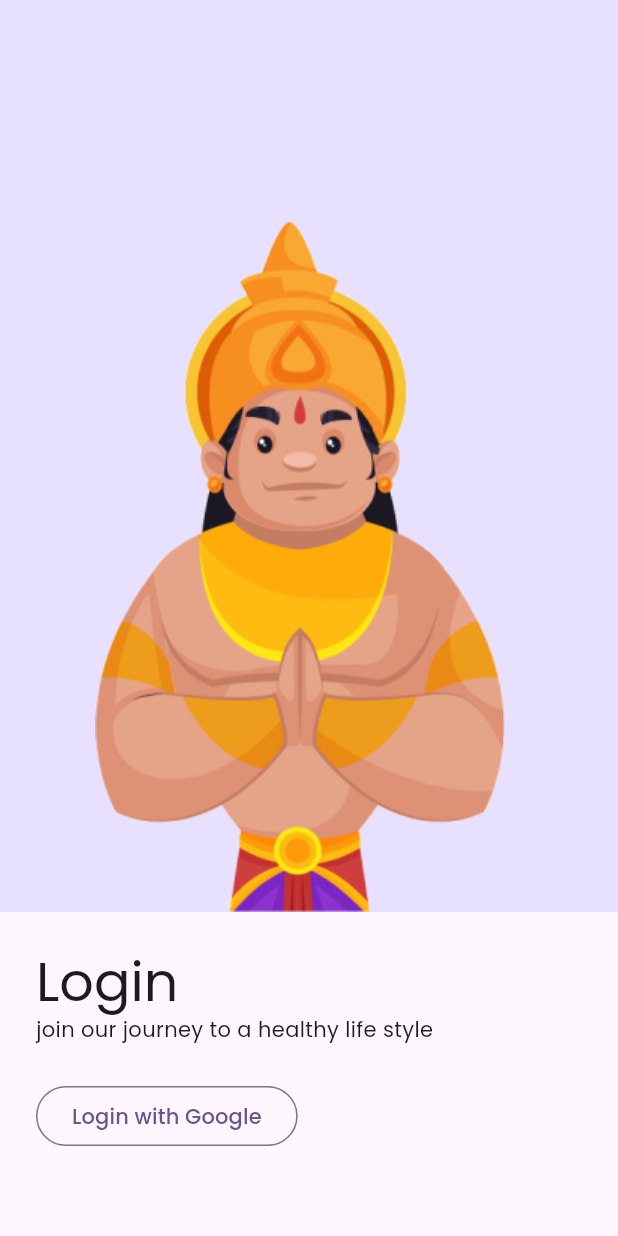
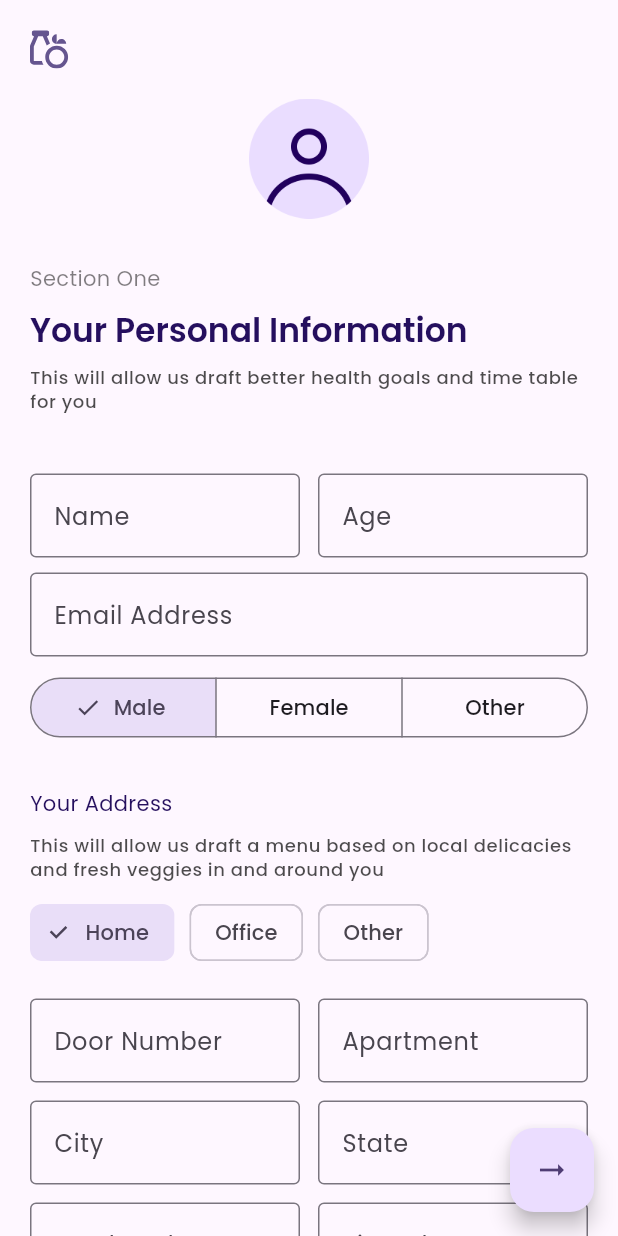
Before and after one commit to ChandanKhamitkar/trinetra_vallabh, a Flutter app: the LoginPage screen opened directly, after a tap on "Login with Google", on a phone screen of 412 x 824 dp. Run offline on Flutter 3.47's test engine with Material 3 defaults, Android fonts, the light colour scheme and no system bars; our stand-ins replace flutter_svg, google_fonts.

Commit message:
Added Personal | Lifestyle Details page
Signed-off-by: unknown <khamitkarsaichandan1035@gmail.com>

```diff
--- /dev/null
+++ b/lib/UI/screens/details/personaldetails.dart
@@ -0,0 +1,241 @@
+// ignore_for_file: deprecated_member_use
+
+import 'package:flutter/material.dart';
+import 'package:flutter_svg/flutter_svg.dart';
+import 'package:trinetra_vallabh/UI/screens/details/lifestyledetails.dart';
+
+class PersonalDetailsPage extends StatefulWidget {
+  const PersonalDetailsPage({super.key});
+
+  @override
+  State<PersonalDetailsPage> createState() => _PersonalDetailsPageState();
+}
+
+enum Genders { male, female, other }
+
+enum Address { home, office, other }
+
+class _PersonalDetailsPageState extends State<PersonalDetailsPage> {
+  Set<Genders> selectionGender = <Genders>{Genders.male};
+
+  @override
+  Widget build(BuildContext context) {
+    return Scaffold(
+      body: SafeArea(
+        bottom: false,
+        child: SingleChildScrollView(
+          child: Padding(
+            padding: const EdgeInsets.all(20),
+            child: Column(
+              mainAxisSize: MainAxisSize.min,
+              crossAxisAlignment: CrossAxisAlignment.start,
+              children: [
+                SvgPicture.asset('images/logo.svg', width: 25.7, height: 25.7),
+                SizedBox(
+                  height: 20,
+                ),
+                Align(
+                  alignment: Alignment.center,
+                  child: Image.asset(
+                    'images/non-user.png',
+                    width: 80,
+                    height: 80,
+                  ),
+                ),
+                SizedBox(height: 30),
+                Text('Section One',
+                    style: Theme.of(context)
+                        .textTheme
+                        .bodyMedium
+                        ?.copyWith(color: Colors.black.withOpacity(0.5))),
+                SizedBox(height: 10),
+                Text('Your Personal Information',
+                    style: Theme.of(context).textTheme.titleLarge?.copyWith(
+                        color: Color(0xff250F5E), fontWeight: FontWeight.w600)),
+                SizedBox(height: 10),
+                Text(
+                    'This will allow us draft better health goals and time table for you',
+                    style: Theme.of(context).textTheme.bodySmall?.copyWith(
+                        color: Colors.black.withOpacity(0.7),
+                        fontWeight: FontWeight.w500)),
+                SizedBox(height: 40),
+                Align(
+                  alignment: Alignment.center,
+                  child: Column(
+                    crossAxisAlignment: CrossAxisAlignment.center,
+                    children: [
+                      Row(
+                        children: [
+                          Expanded(
+                            child: TextField(
+                              keyboardType: TextInputType.text,
+                              decoration: InputDecoration(
+                                  border: OutlineInputBorder(),
+                                  labelText: 'Name'),
+                            ),
+                          ),
+                          SizedBox(
+                            width: 12,
+                          ),
+                          Expanded(
+                            child: TextField(
+                              keyboardType: TextInputType.number,
+                              decoration: InputDecoration(
+                                  border: OutlineInputBorder(),
+                                  labelText: 'Age'),
+                            ),
+                          ),
+                        ],
+                      ),
+                      SizedBox(height: 10),
+                      TextField(
+                        keyboardType: TextInputType.emailAddress,
+                        decoration: InputDecoration(
+                            border: OutlineInputBorder(),
+                            labelText: 'Email Address'),
+                      )
+                    ],
+                  ),
+                ),
+                SizedBox(height: 10),
+                SizedBox(
+                  width: double.infinity,
+                  child: SegmentedButton<Genders>(
+                    segments: const <ButtonSegment<Genders>>[
+                      ButtonSegment<Genders>(
+                          value: Genders.male, label: Text('Male')),
+                      ButtonSegment<Genders>(
+                          value: Genders.female, label: Text('Female')),
+                      ButtonSegment<Genders>(
+                          value: Genders.other, label: Text('Other')),
+                    ],
+                    selected: selectionGender,
+                    onSelectionChanged: (Set<Genders> newGenderSelection) {
+                      setState(() {
+                        selectionGender = newGenderSelection;
+                      });
+                    },
+                    multiSelectionEnabled: false,
+                  ),
+                ),
+                SizedBox(height: 30),
+                Text('Your Address',
+                    style: Theme.of(context)
+                        .textTheme
+                        .bodyMedium
+                        ?.copyWith(color: Color(0xff250F5E))),
+                SizedBox(height: 10),
+                Text(
+                    'This will allow us draft a menu based on local delicacies and fresh veggies in and around you',
+                    style: Theme.of(context).textTheme.bodySmall?.copyWith(
+                        color: Colors.black.withOpacity(0.7),
+                        fontWeight: FontWeight.w500)),
+                SizedBox(height: 10),
+                Row(
+                  children: [
+                    FilterChip(
+                        label: const Text('Home'),
+                        onSelected: (_) {},
+                        selected: true),
+                    SizedBox(width: 10),
+                    Chip(label: const Text('Office')),
+                    SizedBox(width: 10),
+                    Chip(label: const Text('Other')),
+                  ],
+                ),
+                SizedBox(height: 20),
+                Align(
+                  alignment: Alignment.center,
+                  child: Column(
+                    children: [
+                      Row(
+                        children: [
+                          Expanded(
+                            child: TextField(
+                              keyboardType: TextInputType.text,
+                              decoration: InputDecoration(
+                                  border: OutlineInputBorder(),
+                                  labelText: 'Door Number'),
+                            ),
+                          ),
+                          SizedBox(width: 12),
+                          Expanded(
+                            child: TextField(
+                              keyboardType: TextInputType.text,
+                              decoration: InputDecoration(
+                                  border: OutlineInputBorder(),
+                                  labelText: 'Apartment'),
+                            ),
+                          ),
+                        ],
+                      ),
+                      SizedBox(
+                        height: 12,
+                      ),
+                      Row(
+                        children: [
+                          Expanded(
+                            child: TextField(
+                              keyboardType: TextInputType.text,
+                              decoration: InputDecoration(
+                                  border: OutlineInputBorder(),
+                                  labelText: 'City'),
+                            ),
+                          ),
+                          SizedBox(width: 12),
+                          Expanded(
+                            child: TextField(
+                              keyboardType: TextInputType.text,
+                              decoration: InputDecoration(
+                                  border: OutlineInputBorder(),
+                                  labelText: 'State'),
+                            ),
+                          ),
+                        ],
+                      ),
+                      SizedBox(
+                        height: 12,
+                      ),
+                      Row(
+                        children: [
+                          Expanded(
+                            child: TextField(
+                              keyboardType: TextInputType.text,
+                              decoration: InputDecoration(
+                                  border: OutlineInputBorder(),
+                                  labelText: 'Landmark'),
+                            ),
+                          ),
+                          SizedBox(width: 12),
+                          Expanded(
+                            child: TextField(
+                              keyboardType: TextInputType.text,
+                              decoration: InputDecoration(
+                                  border: OutlineInputBorder(),
+                                  labelText: 'Pincode'),
+                            ),
+                          ),
+                        ],
+                      )
+                    ],
+                  ),
+                ),
+              ],
+            ),
+          ),
+        ),
+      ),
+      floatingActionButton: FloatingActionButton(
+        onPressed: () {
+          Navigator.push(
+            context,
+            MaterialPageRoute(
+              builder: (context) => LifestyleDetailsPge(),
+            ),
+          );
+        },
+        child: Icon(Icons.arrow_right_alt),
+      ),
+    );
+  }
+}
--- a/lib/UI/screens/onboarding/login_page.dart
+++ b/lib/UI/screens/onboarding/login_page.dart
@@ -1,5 +1,5 @@
 import 'package:flutter/material.dart';
-// import 'package:vallabh/UI/screens/details/personaldetails.dart';
+import 'package:trinetra_vallabh/UI/screens/details/personaldetails.dart';
 
 class LoginPage extends StatelessWidget {
   const LoginPage({super.key});
@@ -32,11 +32,11 @@ class LoginPage extends StatelessWidget {
                 ),
                 OutlinedButton(
                   onPressed: () {
-                    // Navigator.of(context).push(
-                    //   MaterialPageRoute(
-                    //     builder: (context) => PersonalDetailsPage(),
-                    //   ),
-                    // );
+                    Navigator.of(context).push(
+                      MaterialPageRoute(
+                        builder: (context) => PersonalDetailsPage(),
+                      ),
+                    );
                   },
                   child: Text("Login with Google"),
                 ),
```
Also changed, not shown: lib/UI/components/custom_appbar.dart (added, +36 -0 lines), lib/UI/components/lifestyle_details/selectable_container.dart (added, +63 -0 lines), lib/UI/screens/details/lifestyledetails.dart (added, +257 -0 lines), lib/UI/screens/onboarding/onboarding_page.dart (+8 -1 lines), images/lifestyle-one.png (added), images/lifestyle-three.png (added), images/lifestyle-two.png (added), images/logo.svg (added), images/non-user.png (added).
